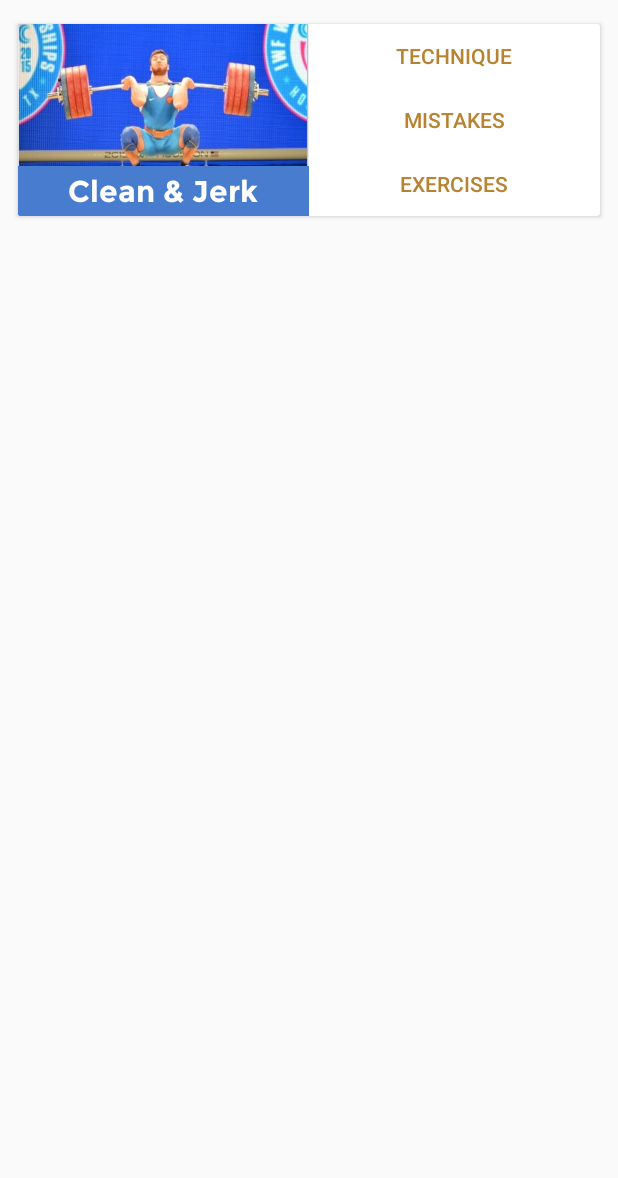
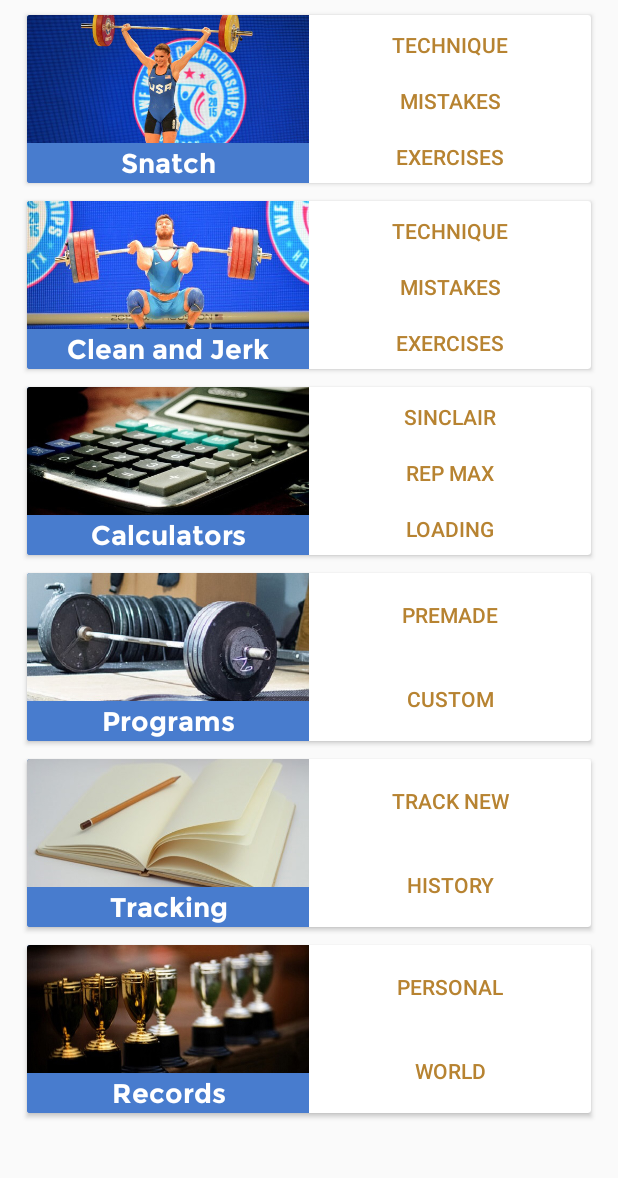
Before and after one commit to vangy1/OlympicWeightlifting, an Android app: the screen it shows after launch (MainActivity), on a phone screen of 412 x 824 dp, the part 57-1235 px from its top. Run offline under Robolectric (Android 15) with nearby library versions, the phone set to English and light mode, and no system bars; our stand-ins replace ButterKnife.

Commit message:
Add app features to front page through recycler view add butter knife for view injections

```diff
--- a/app/build.gradle
+++ b/app/build.gradle
@@ -33,6 +33,7 @@ dependencies {
     implementation fileTree(include: ['*.jar'], dir: 'libs')
     implementation 'com.android.support:appcompat-v7:27.0.2'
     implementation 'com.android.support:cardview-v7:27.0.2'
+    implementation 'com.android.support:recyclerview-v7:27.0.2'
     implementation 'com.android.support.constraint:constraint-layout:1.0.2'
     testImplementation 'junit:junit:4.12'
     testImplementation 'org.robolectric:robolectric:3.6.1'
@@ -43,4 +44,6 @@ dependencies {
     implementation 'com.google.firebase:firebase-core:11.8.0'
     implementation 'com.google.firebase:firebase-auth:11.8.0'
     implementation 'com.google.firebase:firebase-database:11.8.0'
+    implementation 'com.jakewharton:butterknife:8.8.1'
+    annotationProcessor 'com.jakewharton:butterknife-compiler:8.8.1'
 }
--- a/app/src/main/AndroidManifest.xml
+++ b/app/src/main/AndroidManifest.xml
@@ -9,7 +9,7 @@
         android:roundIcon="@mipmap/ic_launcher_round"
         android:supportsRtl="true"
         android:theme="@style/AppTheme">
-        <activity android:name=".MainActivity">
+        <activity android:name=".mainpage.MainActivity">
             <intent-filter>
                 <action android:name="android.intent.action.MAIN" />
 
--- a/app/src/main/java/com/olympicweightlifting/MainActivity.java
+++ /dev/null
@@ -1,35 +0,0 @@
-package com.olympicweightlifting;
-
-import android.graphics.Typeface;
-import android.support.v7.app.AppCompatActivity;
-import android.os.Bundle;
-import android.support.v7.widget.Toolbar;
-import android.view.Menu;
-import android.widget.TextView;
-
-public class MainActivity extends AppCompatActivity {
-
-    @Override
-    protected void onCreate(Bundle savedInstanceState) {
-        super.onCreate(savedInstanceState);
-        setContentView(R.layout.activity_main);
-        Toolbar toolbar = findViewById(R.id.toolbar);
-        setSupportActionBar(toolbar);
-        getSupportActionBar().setDisplayShowTitleEnabled(false);
-
-        Typeface samsungSansBold = Typeface.createFromAsset(getAssets(), "SamsungSans-Bold.ttf");
-        TextView toolbarTitle = findViewById(R.id.toolbar_title);
-        toolbarTitle.setTypeface(samsungSansBold);
-
-        Typeface montserrat = Typeface.createFromAsset(getAssets(), "Montserrat-Bold.ttf");
-        TextView cardTitle = findViewById(R.id.card_title);
-        cardTitle.setTypeface(montserrat);
-
-    }
-
-    @Override
-    public boolean onCreateOptionsMenu(Menu menu) {
-        getMenuInflater().inflate(R.menu.menu_home, menu);
-        return super.onCreateOptionsMenu(menu);
-    }
-}
--- /dev/null
+++ b/app/src/main/java/com/olympicweightlifting/mainpage/FeatureCardsAdapter.java
@@ -0,0 +1,100 @@
+package com.olympicweightlifting.mainpage;
+
+import android.content.Context;
+import android.graphics.Typeface;
+import android.support.v7.widget.CardView;
+import android.support.v7.widget.RecyclerView;
+import android.util.TypedValue;
+import android.view.LayoutInflater;
+import android.view.View;
+import android.view.ViewGroup;
+import android.widget.Button;
+import android.widget.ImageView;
+import android.widget.LinearLayout;
+import android.widget.TextView;
+
+import com.olympicweightlifting.R;
+
+public class FeatureCardsAdapter extends RecyclerView.Adapter<FeatureCardsAdapter.ViewHolder> {
+    private FeatureDataset[] featureDatasets;
+    private Context context;
+    private Typeface montserratTypeface;
+
+    public static class ViewHolder extends RecyclerView.ViewHolder {
+        CardView cardView;
+        public ViewHolder(CardView cardView) {
+            super(cardView);
+            this.cardView = cardView;
+        }
+    }
+
+    public FeatureCardsAdapter(FeatureDataset[] featureDatasets, Context context) {
+        this.featureDatasets = featureDatasets;
+        this.context = context;
+        montserratTypeface = Typeface.createFromAsset(context.getAssets(), "Montserrat-Bold.ttf");
+    }
+
+    @Override
+    public ViewHolder onCreateViewHolder(ViewGroup parent, int viewType) {
+        CardView cardView = (CardView) LayoutInflater.from(parent.getContext())
+                .inflate(R.layout.view_holder_feature_card, parent, false);
+        ViewHolder viewHolder = new ViewHolder(cardView);
+        return viewHolder;
+    }
+
+    @Override
+    public void onBindViewHolder(ViewHolder viewHolder, int position) {
+        FeatureDataset currentFeatureDataset = featureDatasets[position];
+
+        TextView cardTitle = viewHolder.cardView.findViewById(R.id.feature_name);
+        cardTitle.setTypeface(montserratTypeface);
+        cardTitle.setText(currentFeatureDataset.getFeatureName());
+
+        ImageView imageView = viewHolder.cardView.findViewById(R.id.feature_image);
+        imageView.setImageResource(currentFeatureDataset.getFeatureImage());
+        // set image
+
+        LinearLayout linearLayout = viewHolder.cardView.findViewById(R.id.feature_shortcuts_layout);
+
+        String[] featureShortcuts = currentFeatureDataset.getFeatureShortcuts();
+        Button[] buttons = new Button[featureShortcuts.length];
+
+        for(int i = 0; i < featureShortcuts.length; i++){
+            Button featureShortcutButton = new Button(context);
+//            int buttonHeight = (int) TypedValue.applyDimension(TypedValue.COMPLEX_UNIT_DIP, 42, context.getResources().getDisplayMetrics());
+            featureShortcutButton.setLayoutParams(new LinearLayout.LayoutParams(LinearLayout.LayoutParams.MATCH_PARENT, 0,1));
+            TypedValue outValue = new TypedValue();
+            context.getTheme().resolveAttribute(android.R.attr.selectableItemBackground, outValue, true);
+            featureShortcutButton.setBackgroundResource(outValue.resourceId);
+            featureShortcutButton.setText(featureShortcuts[i]);
+            buttons[i] = featureShortcutButton;
+        }
+
+        if(featureShortcuts.length == 2){
+            View viewTop = new View(context);
+            viewTop.setLayoutParams(new LinearLayout.LayoutParams(LinearLayout.LayoutParams.MATCH_PARENT, 0, 1));
+            View viewBottom = new View(context);
+            viewBottom.setLayoutParams(new LinearLayout.LayoutParams(LinearLayout.LayoutParams.MATCH_PARENT, 0, 1));
+
+//            linearLayout.addView(viewTop);
+            for (Button button : buttons) {
+                linearLayout.addView(button);
+            }
+//            linearLayout.addView(viewBottom);
+        }
+        if(featureShortcuts.length == 3){
+            for (Button button : buttons) {
+                linearLayout.addView(button);
+            }
+        }
+
+
+    }
+
+    @Override
+    public int getItemCount() {
+        return featureDatasets.length;
+    }
+
+
+}
--- /dev/null
+++ b/app/src/main/java/com/olympicweightlifting/mainpage/FeatureDataset.java
@@ -0,0 +1,29 @@
+package com.olympicweightlifting.mainpage;
+
+/**
+ * Created by vangor on 16/01/2018.
+ */
+
+public class FeatureDataset {
+    private String featureName;
+    private String[] featureShortcuts;
+    private int featureImage;
+
+    public FeatureDataset(String featureName, String[] featureShortcuts, int featureImage) {
+        this.featureName = featureName;
+        this.featureShortcuts = featureShortcuts;
+        this.featureImage = featureImage;
+    }
+
+    public String getFeatureName() {
+        return featureName;
+    }
+
+    public String[] getFeatureShortcuts() {
+        return featureShortcuts;
+    }
+
+    public int getFeatureImage() {
+        return featureImage;
+    }
+}
--- /dev/null
+++ b/app/src/main/java/com/olympicweightlifting/mainpage/MainActivity.java
@@ -0,0 +1,70 @@
+package com.olympicweightlifting.mainpage;
+
+import android.content.res.Resources;
+import android.graphics.Typeface;
+import android.support.v7.app.AppCompatActivity;
+import android.os.Bundle;
+import android.support.v7.widget.LinearLayoutManager;
+import android.support.v7.widget.RecyclerView;
+import android.support.v7.widget.Toolbar;
+import android.view.Menu;
+import android.widget.TextView;
+
+import com.olympicweightlifting.R;
+
+import butterknife.BindView;
+import butterknife.ButterKnife;
+
+public class MainActivity extends AppCompatActivity {
+    @BindView(R.id.toolbar) Toolbar toolbar;
+    @BindView(R.id.features_recycler_view) RecyclerView recyclerView;
+    @BindView(R.id.toolbar_title) TextView toolbarTitle;
+
+    private RecyclerView.Adapter recyclerViewAdapter;
+    private RecyclerView.LayoutManager recyclerViewLayoutManager;
+
+
+    @Override
+    protected void onCreate(Bundle savedInstanceState) {
+        super.onCreate(savedInstanceState);
+        setContentView(R.layout.activity_main);
+        ButterKnife.bind(this);
+
+        setupToolbar();
+        setupRecyclerView();
+    }
+
+    @Override
+    public boolean onCreateOptionsMenu(Menu menu) {
+        getMenuInflater().inflate(R.menu.menu_home, menu);
+        return super.onCreateOptionsMenu(menu);
+    }
+
+    private void setupToolbar(){
+        setSupportActionBar(toolbar);
+        getSupportActionBar().setDisplayShowTitleEnabled(false);
+        Typeface samsungSansBold = Typeface.createFromAsset(getAssets(), "SamsungSans-Bold.ttf");
+        toolbarTitle.setTypeface(samsungSansBold);
+    }
+
+    private void setupRecyclerView(){
+        recyclerView.setHasFixedSize(true);
+        recyclerViewLayoutManager = new LinearLayoutManager(this);
+        recyclerView.setLayoutManager(recyclerViewLayoutManager);
+
+        setupAndPopulateRecyclerAdapter();
+    }
+
+    private void setupAndPopulateRecyclerAdapter() {
+        Resources resources = getResources();
+
+        FeatureDataset snatchDataset = new FeatureDataset(resources.getString(R.string.snatch), resources.getStringArray(R.array.snatch_shortcuts), R.drawable.feature_image_snatch);
+        FeatureDataset cajDataset = new FeatureDataset(resources.getString(R.string.caj), resources.getStringArray(R.array.caj_shortcuts), R.drawable.feature_image_caj);
+        FeatureDataset calculatorsDataset = new FeatureDataset(resources.getString(R.string.calculators), resources.getStringArray(R.array.calculators_shortcuts), R.drawable.feature_image_calculators);
+        FeatureDataset programsDataset = new FeatureDataset(resources.getString(R.string.programs), resources.getStringArray(R.array.programs_shortcuts), R.drawable.feature_image_programs);
+        FeatureDataset trackingDataset = new FeatureDataset(resources.getString(R.string.tracking), resources.getStringArray(R.array.tracking_shortcuts), R.drawable.feature_image_tracking);
+        FeatureDataset recordsDataset = new FeatureDataset(resources.getString(R.string.records), resources.getStringArray(R.array.records_shortcuts), R.drawable.feature_image_records);
+        recyclerViewAdapter = new FeatureCardsAdapter(new FeatureDataset[]{snatchDataset, cajDataset, calculatorsDataset, programsDataset, trackingDataset, recordsDataset},this);
+        recyclerView.setAdapter(recyclerViewAdapter);
+    }
+}
--- a/app/src/main/res/layout/activity_main.xml
+++ b/app/src/main/res/layout/activity_main.xml
@@ -5,7 +5,7 @@
     android:layout_width="match_parent"
     android:layout_height="match_parent"
     android:orientation="vertical"
-    tools:context="com.olympicweightlifting.MainActivity">
+    tools:context="com.olympicweightlifting.mainpage.MainActivity">
 
 
     <android.support.v7.widget.Toolbar
@@ -27,77 +27,10 @@
     </android.support.v7.widget.Toolbar>
 
 
-    <android.support.v7.widget.CardView
+    <android.support.v7.widget.RecyclerView
+        android:id="@+id/features_recycler_view"
+        android:scrollbars="vertical"
         android:layout_width="match_parent"
-        android:layout_height="128dp"
-        android:layout_marginBottom="12dp"
-        android:layout_marginLeft="12dp"
-        android:layout_marginRight="12dp"
-        android:layout_marginTop="12dp">
-
-        <LinearLayout
-            android:layout_width="match_parent"
-            android:layout_height="match_parent">
-
-            <LinearLayout
-                android:layout_width="0dp"
-                android:layout_height="match_parent"
-                android:layout_weight="1"
-                android:background="@color/colorPrimary"
-                android:orientation="vertical">
-
-                <ImageView
-                    android:layout_width="match_parent"
-                    android:layout_height="0dp"
-                    android:layout_weight="1"
-                    android:scaleType="centerCrop"
-                    android:src="@drawable/caj_image" />
-
-                <TextView
-                    android:id="@+id/card_title"
-                    android:layout_width="match_parent"
-                    android:layout_height="wrap_content"
-                    android:background="@color/colorPrimary"
-                    android:padding="4dp"
-                    android:text="Clean &amp; Jerk"
-                    android:textAlignment="center"
-                    android:textColor="@color/colorWhite"
-                    android:textSize="20sp" />
-            </LinearLayout>
-
-            <LinearLayout
-                android:layout_width="0dp"
-                android:layout_height="match_parent"
-                android:layout_weight="1"
-                android:orientation="vertical">
-
-                <Button
-                    android:layout_width="match_parent"
-                    android:layout_height="0dp"
-                    android:layout_weight="1"
-                    android:layout_margin="0dp"
-
-                    android:text="Technique"
-                    style="@style/Widget.AppCompat.Button.Borderless.Colored"/>
-
-                <Button
-                    android:layout_width="match_parent"
-                    android:layout_height="0dp"
-                    android:layout_margin="0dp"
-                    android:layout_weight="1"
-                    android:text="Mistakes"
-                    style="@style/Widget.AppCompat.Button.Borderless.Colored"/>
-
-                <Button
-                    android:layout_width="match_parent"
-                    android:layout_height="0dp"
-                    android:layout_weight="1"
-                    android:layout_margin="0dp"
-                    android:text="Exercises"
-                    style="@style/Widget.AppCompat.Button.Borderless.Colored"/>
-
-            </LinearLayout>
-        </LinearLayout>
-    </android.support.v7.widget.CardView>
+        android:layout_height="match_parent"/>
 
 </LinearLayout>
--- /dev/null
+++ b/app/src/main/res/layout/view_holder_feature_card.xml
@@ -0,0 +1,54 @@
+<?xml version="1.0" encoding="utf-8"?>
+<android.support.v7.widget.CardView xmlns:android="http://schemas.android.com/apk/res/android"
+    android:layout_width="match_parent"
+    android:layout_height="112dp"
+    xmlns:app="http://schemas.android.com/apk/res-auto"
+    android:layout_marginBottom="6dp"
+    android:layout_marginLeft="18dp"
+    android:layout_marginRight="18dp"
+    android:layout_marginTop="6dp"
+    app:cardCornerRadius="2dp">
+
+
+    <LinearLayout
+        android:layout_width="match_parent"
+        android:layout_height="match_parent">
+
+        <LinearLayout
+            android:layout_width="0dp"
+            android:layout_height="match_parent"
+            android:layout_weight="1"
+            android:background="@color/colorPrimary"
+            android:orientation="vertical">
+
+            <ImageView
+                android:id="@+id/feature_image"
+                android:layout_width="match_parent"
+                android:layout_height="0dp"
+                android:layout_weight="1"
+                android:scaleType="centerCrop" />
+
+            <TextView
+                android:id="@+id/feature_name"
+                android:layout_width="match_parent"
+                android:layout_height="wrap_content"
+                android:background="@color/colorPrimary"
+                android:padding="2dp"
+                android:text="Clean &amp; Jerk"
+                android:textAlignment="center"
+                android:textColor="@color/colorWhite"
+                android:textSize="18sp" />
+        </LinearLayout>
+
+        <LinearLayout
+            android:id="@+id/feature_shortcuts_layout"
+            android:layout_width="0dp"
+            android:layout_height="match_parent"
+            android:layout_weight="1"
+            android:orientation="vertical">
+
+
+
+        </LinearLayout>
+    </LinearLayout>
+</android.support.v7.widget.CardView>
--- a/app/src/main/res/values-v23/styles.xml
+++ b/app/src/main/res/values-v23/styles.xml
@@ -8,6 +8,8 @@
         <item name="android:statusBarColor">@color/colorBackground</item>
         <item name="android:windowLightStatusBar">true</item>
         <item name="android:actionOverflowButtonStyle">@style/AppTheme.OverFlow</item>
+        <item name="android:buttonStyle">@style/Widget.AppCompat.Button.Borderless.Colored</item>
+
     </style>
 
     <style name="AppTheme.OverFlow">
--- /dev/null
+++ b/app/src/main/res/values/arrays.xml
@@ -0,0 +1,30 @@
+<?xml version="1.0" encoding="utf-8"?>
+<resources>
+    <string-array name="snatch_shortcuts">
+        <item>Technique</item>
+        <item>Mistakes</item>
+        <item>Exercises</item>
+    </string-array>
+    <string-array name="caj_shortcuts">
+        <item>Technique</item>
+        <item>Mistakes</item>
+        <item>Exercises</item>
+    </string-array>
+    <string-array name="calculators_shortcuts">
+        <item>Sinclair</item>
+        <item>Rep Max</item>
+        <item>Loading</item>
+    </string-array>
+    <string-array name="programs_shortcuts">
+        <item>Premade</item>
+        <item>Custom</item>
+    </string-array>
+    <string-array name="tracking_shortcuts">
+        <item>Track new</item>
+        <item>History</item>
+    </string-array>
+    <string-array name="records_shortcuts">
+        <item>Personal</item>
+        <item>World</item>
+    </string-array>
+</resources>
--- a/app/src/main/res/values/strings.xml
+++ b/app/src/main/res/values/strings.xml
@@ -1,3 +1,9 @@
 <resources>
-    <string name="app_name">OlympicWeightlifting</string>
+    <string name="app_name">Olympic Weightlifting</string>
+    <string name="snatch">Snatch</string>
+    <string name="caj">Clean and Jerk</string>
+    <string name="calculators">Calculators</string>
+    <string name="programs">Programs</string>
+    <string name="tracking">Tracking</string>
+    <string name="records">Records</string>
 </resources>
--- a/app/src/main/res/values/styles.xml
+++ b/app/src/main/res/values/styles.xml
@@ -8,6 +8,7 @@
         <item name="colorAccent">@color/colorAccent</item>
         <item name="android:statusBarColor">@color/colorBackgroundDark</item>
         <item name="android:windowLightStatusBar">false</item>
+        <item name="android:buttonStyle">@style/Widget.AppCompat.Button.Borderless.Colored</item>
     </style>
 
     <style name="AppTheme.OverFlow">
```
Also changed, not shown: app/src/main/res/drawable/caj_image.png (deleted), app/src/main/res/drawable/feature_image_caj.jpg (added), app/src/main/res/drawable/feature_image_calculators.jpg (added), app/src/main/res/drawable/feature_image_programs.jpg (added), app/src/main/res/drawable/feature_image_records.jpg (added), app/src/main/res/drawable/feature_image_snatch.jpg (added), app/src/main/res/drawable/feature_image_tracking.jpg (added).
